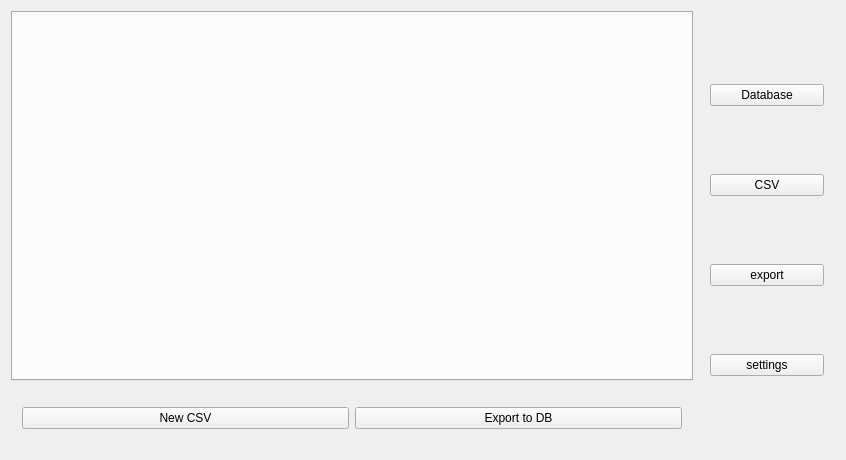
Before: the Qt Designer form mainwindow.ui in Trother555/ConverTable, drawn with Qt 5.
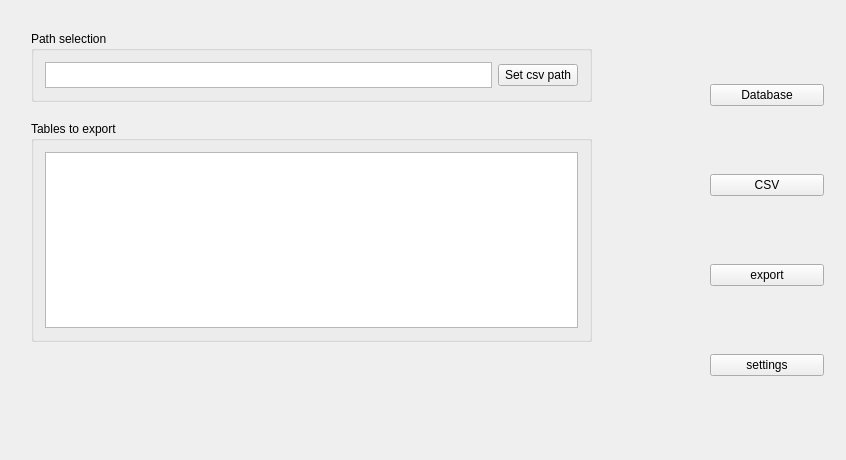
After: the same form once the commit is applied. Custom widgets are drawn as their Qt base class.

Patch:
```diff
--- a/mainwindow.ui
+++ b/mainwindow.ui
@@ -42,7 +42,7 @@
           <string notr="true"/>
          </property>
          <property name="currentIndex">
-          <number>1</number>
+          <number>2</number>
          </property>
          <widget class="QWidget" name="tables">
           <property name="sizePolicy">
@@ -217,6 +217,51 @@
            </item>
           </layout>
          </widget>
+         <widget class="QWidget" name="exportSettings">
+          <widget class="QGroupBox" name="groupBox">
+           <property name="geometry">
+            <rect>
+             <x>20</x>
+             <y>20</y>
+             <width>561</width>
+             <height>71</height>
+            </rect>
+           </property>
+           <property name="title">
+            <string>Path selection</string>
+           </property>
+           <layout class="QGridLayout" name="gridLayout_4">
+            <item row="0" column="0">
+             <widget class="QTextEdit" name="textEdit"/>
+            </item>
+            <item row="0" column="1">
+             <widget class="QPushButton" name="pushButton_6">
+              <property name="text">
+               <string>Set csv path</string>
+              </property>
+             </widget>
+            </item>
+           </layout>
+          </widget>
+          <widget class="QGroupBox" name="TablesToExport">
+           <property name="geometry">
+            <rect>
+             <x>20</x>
+             <y>110</y>
+             <width>561</width>
+             <height>221</height>
+            </rect>
+           </property>
+           <property name="title">
+            <string>Tables to export</string>
+           </property>
+           <layout class="QGridLayout" name="gridLayout_5">
+            <item row="0" column="0">
+             <widget class="QListWidget" name="listWidget"/>
+            </item>
+           </layout>
+          </widget>
+         </widget>
         </widget>
        </item>
       </layout>
```
